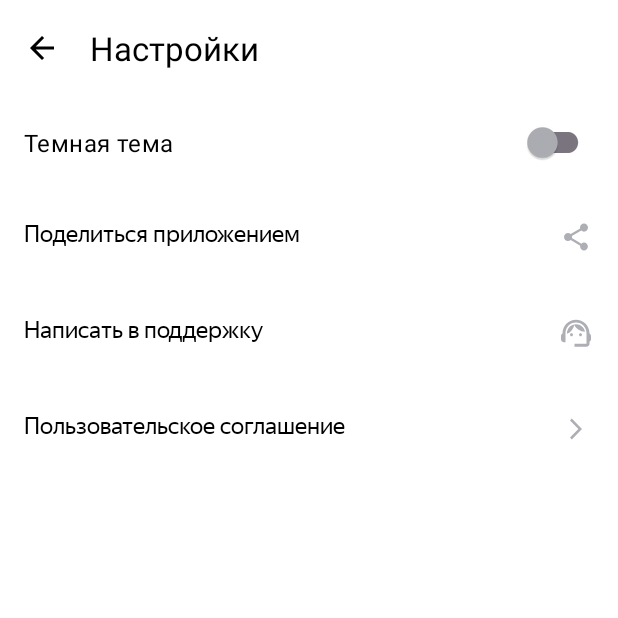
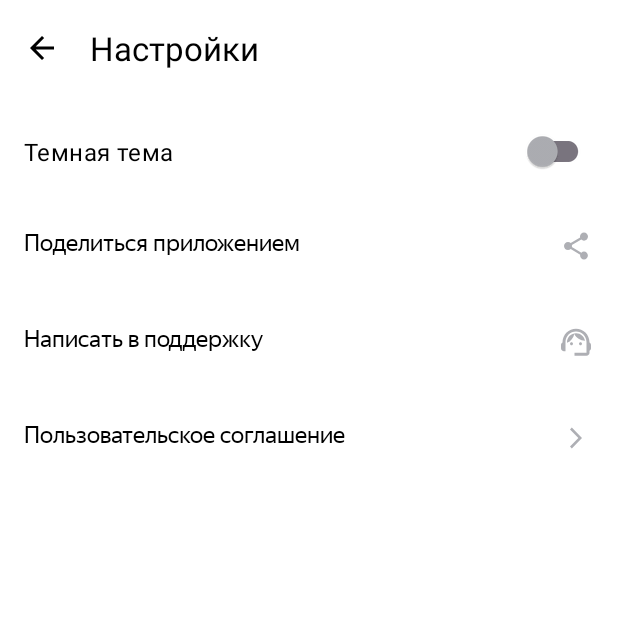
Before and after one commit to Roman-V-N/PlaylistMaker, an Android app: the SettingsActivity screen opened directly, with no data from a screen before it, on a phone screen of 412 x 824 dp, the top half of it. Run offline under Robolectric (Android 15) with nearby library versions, the phone set to English and light mode, and no system bars.

Commit message:
Commit Спринт 9 : Тема 4 : Урок 3 вер.3

```diff
--- a/app/src/main/res/layout/activity_settings.xml
+++ b/app/src/main/res/layout/activity_settings.xml
@@ -10,25 +10,19 @@
     tools:context=".SettingsActivity">
 
 
+    <com.google.android.material.appbar.MaterialToolbar
+        android:id="@+id/back_main"
+        style="@style/MaterialToolbarMenu"
+        android:layout_width="match_parent"
+        android:layout_height="wrap_content"
+        app:navigationIcon="@drawable/arrow_back"
+        app:title="@string/setting" />
+
     <LinearLayout
         android:layout_width="match_parent"
         android:layout_height="match_parent"
+        android:layout_marginTop="@dimen/marginTop70dp"
         android:orientation="vertical">
-
-        <com.google.android.material.appbar.AppBarLayout
-            android:layout_width="match_parent"
-            android:layout_height="wrap_content">
-
-            <com.google.android.material.appbar.MaterialToolbar
-                android:id="@+id/back_main"
-                style="@style/MaterialToolbarMenu"
-                android:layout_width="match_parent"
-                android:layout_height="match_parent"
-                app:navigationIcon="@drawable/arrow_back"
-                app:title="@string/setting" />
-
-        </com.google.android.material.appbar.AppBarLayout>
-
 
         <com.google.android.material.switchmaterial.SwitchMaterial
             android:id="@+id/theme_switch"
--- a/app/src/main/res/values/dimens.xml
+++ b/app/src/main/res/values/dimens.xml
@@ -1,6 +1,7 @@
 <?xml version="1.0" encoding="utf-8"?>
 <resources>
     <dimen name="marginTop30dp">30dp</dimen>
+    <dimen name="marginTop70dp">70dp</dimen>
     <dimen name="marginTop8dp">8dp</dimen>
     <dimen name="marginStart16dp">16dp</dimen>
     <dimen name="marginEnd16dp">16dp</dimen>
```
Also changed, not shown: app/src/main/res/layout/activity_search.xml (+8 -18 lines).
